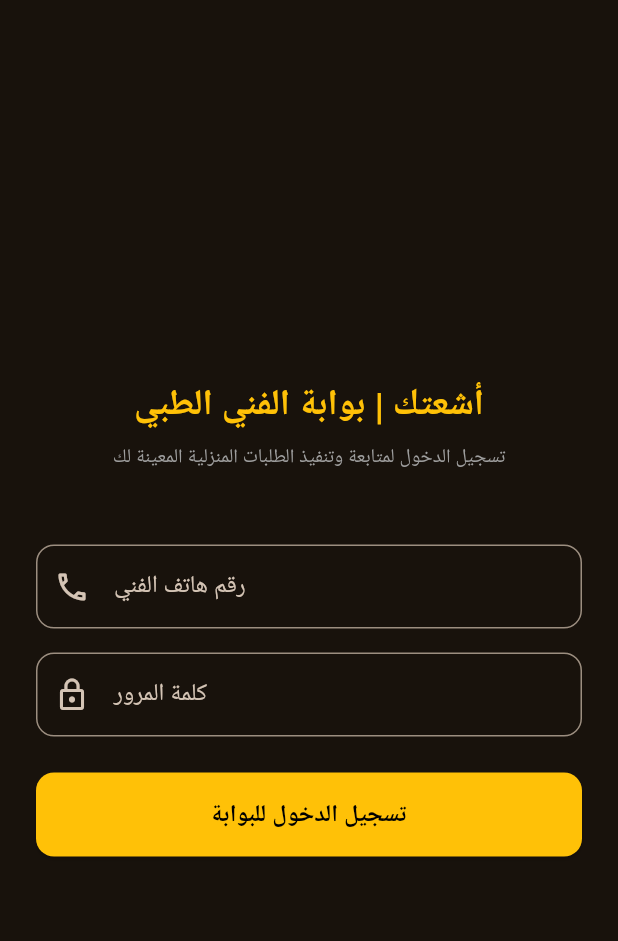
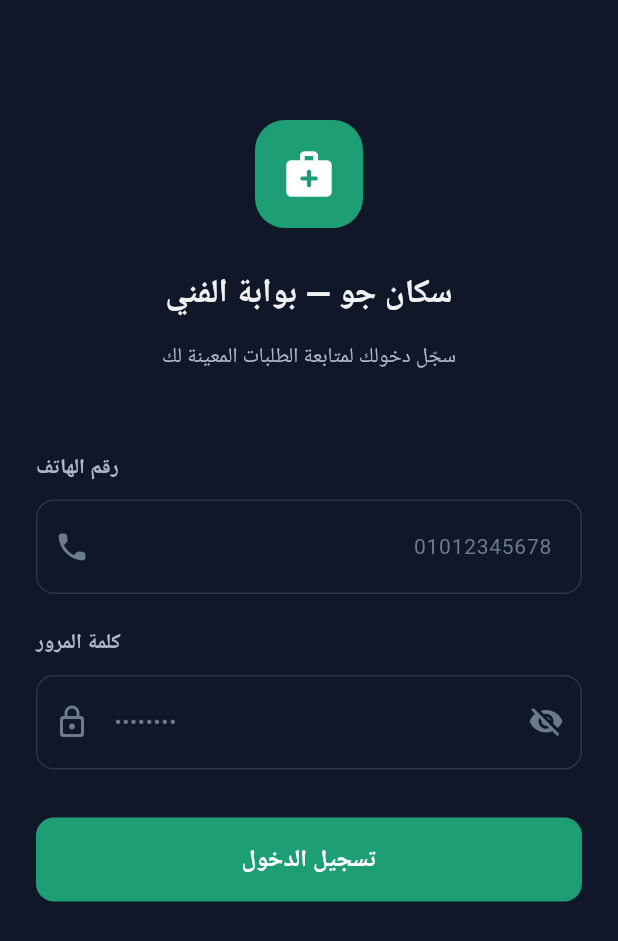
Before and after one commit to melad14/scan-admin-app, a Flutter app: the screen it shows after launch, on a phone screen of 412 x 824 dp. Shown: the top 941 px of the screen. Run offline on Flutter 3.47's test engine with Material 3 defaults, Android fonts, the phone set to English and light mode, and no system bars; our stand-ins replace dio, flutter_riverpod, go_router, shared_preferences, socket_io_client; Roboto replaces fonts that are missing (Cairo).

Commit message:
Update order model, tech login/orders screens, and theme configuration

```diff
--- a/lib/core/models/order.dart
+++ b/lib/core/models/order.dart
@@ -103,8 +103,8 @@
       statusHistory: (json['statusHistory'] as List? ?? [])
           .map((item) => OrderStatusLog.fromJson(item))
           .toList(),
-      technician: json['technician'] != null
-          ? MedicalTechnician.fromJson(json['technician'])
+      technician: (json['technician'] != null && json['technician'] is Map<String, dynamic>)
+          ? MedicalTechnician.fromJson(json['technician'] as Map<String, dynamic>)
           : null,
       report: json['report'] != null ? OrderReport.fromJson(json['report']) : null,
       technicianRating: (json['technicianRating'] as num?)?.toDouble(),
--- /dev/null
+++ b/lib/core/theme/app_colors.dart
@@ -0,0 +1,113 @@
+import 'package:flutter/material.dart';
+
+/// ScanGo Design System — Tech App Colors (Dark Theme)
+/// High-contrast for outdoor use. Same brand, different expression.
+class AppColors {
+  AppColors._();
+
+  // ─── Brand Colors (SAME as Patient App) ───────────────────
+  static const Color primary = Color(0xFF1D9E75);
+  static const Color primaryDark = Color(0xFF16755A);
+  static const Color primaryDeep = Color(0xFF085041);
+  static const Color primaryLight = Color(0xFFE8F5F0);
+
+  // ─── Surface Colors (Dark Theme) ──────────────────────────
+  static const Color background = Color(0xFF0F1729);
+  static const Color surface = Color(0xFF1A2332);
+  static const Color surfaceVariant = Color(0xFF243044);
+  static const Color surfaceBright = Color(0xFF2D3B50);
+
+  // ─── Text Colors (Dark Theme) ─────────────────────────────
+  static const Color textPrimary = Color(0xFFF0F0F0);
+  static const Color textSecondary = Color(0xFFB0B8C8);
+  static const Color textMuted = Color(0xFF6B7A8D);
+  static const Color textOnPrimary = Color(0xFFFFFFFF);
+
+  // ─── Border Colors ────────────────────────────────────────
+  static const Color border = Color(0xFF2A3545);
+  static const Color borderLight = Color(0xFF1F2D3D);
+
+  // ─── Status Colors (IDENTICAL to Patient App) ─────────────
+  static const Color statusPending = Color(0xFFD97B0A);
+  static const Color statusPendingBg = Color(0x26D97B0A);
+
+  static const Color statusAccepted = Color(0xFF2B7EC2);
+  static const Color statusAcceptedBg = Color(0x262B7EC2);
+
+  static const Color statusAssigned = Color(0xFF2B7EC2);
+  static const Color statusAssignedBg = Color(0x262B7EC2);
+
+  static const Color statusOnWay = Color(0xFFD97B0A);
+  static const Color statusOnWayBg = Color(0x26D97B0A);
+
+  static const Color statusArrived = Color(0xFF1D9E75);
+  static const Color statusArrivedBg = Color(0x261D9E75);
+
+  static const Color statusInProgress = Color(0xFF1D9E75);
+  static const Color statusInProgressBg = Color(0x261D9E75);
+
+  static const Color statusCompleted = Color(0xFF4D8C2C);
+  static const Color statusCompletedBg = Color(0x264D8C2C);
+
+  static const Color statusReportReady = Color(0xFF4D8C2C);
+  static const Color statusReportReadyBg = Color(0x264D8C2C);
+
+  static const Color statusCancelled = Color(0xFFD44245);
+  static const Color statusCancelledBg = Color(0x26D44245);
+
+  // ─── Semantic Colors ──────────────────────────────────────
+  static const Color error = Color(0xFFD44245);
+  static const Color errorBg = Color(0x26D44245);
+  static const Color success = Color(0xFF4D8C2C);
+  static const Color successBg = Color(0x264D8C2C);
+  static const Color warning = Color(0xFFD97B0A);
+  static const Color warningBg = Color(0x26D97B0A);
+  static const Color info = Color(0xFF2B7EC2);
+  static const Color infoBg = Color(0x262B7EC2);
+
+  // ─── Status Helpers (SAME logic as Patient App) ───────────
+  static Color getStatusColor(String status) {
+    switch (status) {
+      case 'pending': return statusPending;
+      case 'accepted': return statusAccepted;
+      case 'assigned': return statusAssigned;
+      case 'on_way': return statusOnWay;
+      case 'arrived': return statusArrived;
+      case 'in_progress': return statusInProgress;
+      case 'completed': return statusCompleted;
+      case 'report_ready': return statusReportReady;
+      case 'cancelled': return statusCancelled;
+      default: return textMuted;
+    }
+  }
+
+  static Color getStatusBgColor(String status) {
+    switch (status) {
+      case 'pending': return statusPendingBg;
+      case 'accepted': return statusAcceptedBg;
+      case 'assigned': return statusAssignedBg;
+      case 'on_way': return statusOnWayBg;
+      case 'arrived': return statusArrivedBg;
+      case 'in_progress': return statusInProgressBg;
+      case 'completed': return statusCompletedBg;
+      case 'report_ready': return statusReportReadyBg;
+      case 'cancelled': return statusCancelledBg;
+      default: return surfaceVariant;
+    }
+  }
+
+  static String getStatusLabel(String status) {
+    switch (status) {
+      case 'pending': return 'قيد المراجعة';
+      case 'accepted': return 'تم القبول';
+      case 'assigned': return 'تم التعيين';
+      case 'on_way': return 'في الطريق';
+      case 'arrived': return 'وصل الفني';
+      case 'in_progress': return 'جاري الفحص';
+      case 'completed': return 'اكتمل الفحص';
+      case 'report_ready': return 'التقرير جاهز';
+      case 'cancelled': return 'ملغي';
+      default: return status;
+    }
+  }
+}
--- /dev/null
+++ b/lib/core/theme/app_theme.dart
@@ -0,0 +1,201 @@
+import 'package:flutter/material.dart';
+import 'app_colors.dart';
+
+/// ScanGo Design System — Tech App Theme (DARK)
+/// High-contrast, action-oriented, outdoor-optimized.
+class AppTheme {
+  AppTheme._();
+
+  static ThemeData get darkTheme {
+    return ThemeData(
+      useMaterial3: true,
+      brightness: Brightness.dark,
+      fontFamily: 'Cairo',
+
+      // ─── Color Scheme ─────────────────────────────────────
+      colorScheme: const ColorScheme.dark(
+        primary: AppColors.primary,
+        onPrimary: AppColors.textOnPrimary,
+        primaryContainer: AppColors.primaryDeep,
+        onPrimaryContainer: AppColors.primaryLight,
+        secondary: AppColors.primaryDark,
+        onSecondary: AppColors.textOnPrimary,
+        surface: AppColors.surface,
+        onSurface: AppColors.textPrimary,
+        error: AppColors.error,
+        onError: AppColors.textOnPrimary,
+        outline: AppColors.border,
+        outlineVariant: AppColors.borderLight,
+      ),
+
+      // ─── Scaffold ─────────────────────────────────────────
+      scaffoldBackgroundColor: AppColors.background,
+
+      // ─── AppBar ───────────────────────────────────────────
+      appBarTheme: const AppBarTheme(
+        backgroundColor: AppColors.surface,
+        foregroundColor: AppColors.textPrimary,
+        elevation: 0,
+        centerTitle: true,
+        scrolledUnderElevation: 1,
+        surfaceTintColor: Colors.transparent,
+        titleTextStyle: TextStyle(
+          fontFamily: 'Cairo',
+          fontSize: 18,
+          fontWeight: FontWeight.w600,
+          color: AppColors.textPrimary,
+        ),
+        iconTheme: IconThemeData(
+          color: AppColors.textPrimary,
+          size: 24,
+        ),
+      ),
+
+      // ─── Elevated Button — 56px for outdoor/glove use ─────
+      elevatedButtonTheme: ElevatedButtonThemeData(
+        style: ElevatedButton.styleFrom(
+          backgroundColor: AppColors.primary,
+          foregroundColor: AppColors.textOnPrimary,
+          minimumSize: const Size(double.infinity, 56),
+          shape: RoundedRectangleBorder(
+            borderRadius: BorderRadius.circular(12),
+          ),
+          elevation: 0,
+          textStyle: const TextStyle(
+            fontFamily: 'Cairo',
+            fontSize: 16,
+            fontWeight: FontWeight.w600,
+          ),
+        ),
+      ),
+
+      // ─── Outlined Button ──────────────────────────────────
+      outlinedButtonTheme: OutlinedButtonThemeData(
+        style: OutlinedButton.styleFrom(
+          foregroundColor: AppColors.textPrimary,
+          minimumSize: const Size(double.infinity, 56),
+          shape: RoundedRectangleBorder(
+            borderRadius: BorderRadius.circular(12),
+          ),
+          side: const BorderSide(color: AppColors.border),
+          textStyle: const TextStyle(
+            fontFamily: 'Cairo',
+            fontSize: 15,
+            fontWeight: FontWeight.w600,
+          ),
+        ),
+      ),
+
+      // ─── Text Button ──────────────────────────────────────
+      textButtonTheme: TextButtonThemeData(
+        style: TextButton.styleFrom(
+          foregroundColor: AppColors.primary,
+          textStyle: const TextStyle(
+            fontFamily: 'Cairo',
+            fontSize: 15,
+            fontWeight: FontWeight.w600,
+          ),
+        ),
+      ),
+
+      // ─── Input Fields ─────────────────────────────────────
+      inputDecorationTheme: InputDecorationTheme(
+        filled: true,
+        fillColor: AppColors.background,
+        contentPadding: const EdgeInsets.symmetric(horizontal: 16, vertical: 18),
+        border: OutlineInputBorder(
+          borderRadius: BorderRadius.circular(12),
+          borderSide: const BorderSide(color: AppColors.border),
+        ),
+        enabledBorder: OutlineInputBorder(
+          borderRadius: BorderRadius.circular(12),
+          borderSide: const BorderSide(color: AppColors.border),
+        ),
+        focusedBorder: OutlineInputBorder(
+          borderRadius: BorderRadius.circular(12),
+          borderSide: const BorderSide(color: AppColors.primary, width: 2),
+        ),
+        errorBorder: OutlineInputBorder(
+          borderRadius: BorderRadius.circular(12),
+          borderSide: const BorderSide(color: AppColors.error),
+        ),
+        labelStyle: const TextStyle(
+          fontFamily: 'Cairo',
+          fontSize: 14,
+          color: AppColors.textSecondary,
+        ),
+        hintStyle: const TextStyle(
+          fontFamily: 'Cairo',
+          fontSize: 14,
+          color: AppColors.textMuted,
+        ),
+        prefixIconColor: AppColors.textMuted,
+      ),
+
+      // ─── Card ─────────────────────────────────────────────
+      cardTheme: CardThemeData(
+        color: AppColors.surface,
+        elevation: 0,
+        shape: RoundedRectangleBorder(
+          borderRadius: BorderRadius.circular(12),
+          side: const BorderSide(color: AppColors.borderLight),
+        ),
+        margin: const EdgeInsets.only(bottom: 12),
+      ),
+
+      // ─── Divider ──────────────────────────────────────────
+      dividerTheme: const DividerThemeData(
+        color: AppColors.border,
+        thickness: 1,
+        space: 1,
+      ),
+
+      // ─── SnackBar ─────────────────────────────────────────
+      snackBarTheme: SnackBarThemeData(
+        backgroundColor: AppColors.primary,
+        contentTextStyle: const TextStyle(
+          fontFamily: 'Cairo',
+          fontSize: 14,
+          color: AppColors.textOnPrimary,
+        ),
+        shape: RoundedRectangleBorder(
+          borderRadius: BorderRadius.circular(12),
+        ),
+        behavior: SnackBarBehavior.floating,
+      ),
+
+      // ─── Dialog ───────────────────────────────────────────
+      dialogTheme: DialogThemeData(
+        backgroundColor: AppColors.surface,
+        shape: RoundedRectangleBorder(
+          borderRadius: BorderRadius.circular(20),
+        ),
+        titleTextStyle: const TextStyle(
+          fontFamily: 'Cairo',
+          fontSize: 18,
+          fontWeight: FontWeight.w600,
+          color: AppColors.textPrimary,
+        ),
+        contentTextStyle: const TextStyle(
+          fontFamily: 'Cairo',
+          fontSize: 15,
+          color: AppColors.textSecondary,
+          height: 1.8,
+        ),
+      ),
+
+      // ─── Text Theme ──────────────────────────────────────
+      textTheme: const TextTheme(
+        displayLarge: TextStyle(fontFamily: 'Cairo', fontSize: 28, fontWeight: FontWeight.w600, color: AppColors.textPrimary, height: 1.5),
+        headlineLarge: TextStyle(fontFamily: 'Cairo', fontSize: 22, fontWeight: FontWeight.w600, color: AppColors.textPrimary, height: 1.5),
+        headlineMedium: TextStyle(fontFamily: 'Cairo', fontSize: 18, fontWeight: FontWeight.w600, color: AppColors.textPrimary, height: 1.5),
+        headlineSmall: TextStyle(fontFamily: 'Cairo', fontSize: 16, fontWeight: FontWeight.w600, color: AppColors.textPrimary, height: 1.5),
+        bodyLarge: TextStyle(fontFamily: 'Cairo', fontSize: 15, fontWeight: FontWeight.w400, color: AppColors.textPrimary, height: 1.8),
+        bodyMedium: TextStyle(fontFamily: 'Cairo', fontSize: 14, fontWeight: FontWeight.w400, color: AppColors.textSecondary, height: 1.8),
+        bodySmall: TextStyle(fontFamily: 'Cairo', fontSize: 13, fontWeight: FontWeight.w400, color: AppColors.textSecondary, height: 1.6),
+        labelLarge: TextStyle(fontFamily: 'Cairo', fontSize: 15, fontWeight: FontWeight.w600, color: AppColors.textPrimary),
+        labelSmall: TextStyle(fontFamily: 'Cairo', fontSize: 11, fontWeight: FontWeight.w500, color: AppColors.textMuted, height: 1.4),
+      ),
+    );
+  }
+}
--- a/lib/features/auth/tech_login_screen.dart
+++ b/lib/features/auth/tech_login_screen.dart
@@ -3,6 +3,7 @@
 import 'package:dio/dio.dart';
 import 'package:tech_app/core/utils/constants.dart';
 import 'package:tech_app/core/services/storage_service.dart';
+import 'package:tech_app/core/theme/app_colors.dart';
 
 class TechLoginScreen extends StatefulWidget {
   const TechLoginScreen({super.key});
@@ -15,6 +16,7 @@
   final TextEditingController _phoneController = TextEditingController();
   final TextEditingController _passwordController = TextEditingController();
   bool _isLoading = false;
+  bool _obscurePassword = true;
   String? _errorMessage;
 
   final _dio = Dio(BaseOptions(baseUrl: Constants.apiBaseUrl));
@@ -61,77 +63,140 @@
   Widget build(BuildContext context) {
     return Scaffold(
       body: SafeArea(
+        child: SingleChildScrollView(
           child: Padding(
             padding: const EdgeInsets.symmetric(horizontal: 24.0),
             child: Column(
-            mainAxisAlignment: MainAxisAlignment.center,
               crossAxisAlignment: CrossAxisAlignment.stretch,
               children: [
+                const SizedBox(height: 80),
+
+                // ─── Logo ─────────────────────────────────────
+                Center(
+                  child: Container(
+                    width: 72,
+                    height: 72,
+                    decoration: BoxDecoration(
+                      color: AppColors.primary,
+                      borderRadius: BorderRadius.circular(20),
+                    ),
+                    child: const Icon(
+                      Icons.medical_services_rounded,
+                      color: Colors.white,
+                      size: 36,
+                    ),
+                  ),
+                ),
+                const SizedBox(height: 24),
+
+                // ─── Title ────────────────────────────────────
                 const Text(
-                'أشعتك | بوابة الفني الطبي',
+                  'سكان جو — بوابة الفني',
                   textAlign: TextAlign.center,
-                style: TextStyle(fontSize: 24, fontWeight: FontWeight.bold, color: Colors.amber),
+                  style: TextStyle(
+                    fontSize: 22,
+                    fontWeight: FontWeight.w600,
+                    color: AppColors.textPrimary,
+                  ),
                 ),
                 const SizedBox(height: 8),
                 const Text(
-                'تسجيل الدخول لمتابعة وتنفيذ الطلبات المنزلية المعينة لك',
+                  'سجّل دخولك لمتابعة الطلبات المعينة لك',
                   textAlign: TextAlign.center,
-                style: TextStyle(fontSize: 13, color: Colors.grey),
+                  style: TextStyle(
+                    fontSize: 14,
+                    color: AppColors.textSecondary,
+                    height: 1.8,
+                  ),
                 ),
                 const SizedBox(height: 48),
 
+                // ─── Error ────────────────────────────────────
                 if (_errorMessage != null) ...[
                   Container(
                     padding: const EdgeInsets.all(12),
                     decoration: BoxDecoration(
-                    color: Colors.red.withOpacity(0.1),
-                    border: Border.all(color: Colors.red.withOpacity(0.3)),
+                      color: AppColors.errorBg,
                       borderRadius: BorderRadius.circular(12),
                     ),
+                    child: Row(
+                      children: [
+                        const Icon(Icons.error_outline, color: AppColors.error, size: 20),
+                        const SizedBox(width: 8),
+                        Expanded(
                           child: Text(
                             _errorMessage!,
-                    style: const TextStyle(color: Colors.red, fontSize: 12),
-                    textAlign: TextAlign.center,
+                            style: const TextStyle(color: AppColors.error, fontSize: 13),
                           ),
                         ),
-                const SizedBox(height: 16),
+                      ],
+                    ),
+                  ),
+                  const SizedBox(height: 20),
                 ],
 
+                // ─── Phone ────────────────────────────────────
+                const Text(
+                  'رقم الهاتف',
+                  style: TextStyle(
+                    fontSize: 14,
+                    fontWeight: FontWeight.w600,
+                    color: AppColors.textSecondary,
+                  ),
+                ),
+                const SizedBox(height: 8),
                 TextField(
                   controller: _phoneController,
                   keyboardType: TextInputType.phone,
-                decoration: InputDecoration(
-                  labelText: 'رقم هاتف الفني',
-                  prefixIcon: const Icon(Icons.phone_outlined),
-                  border: OutlineInputBorder(borderRadius: BorderRadius.circular(12)),
+                  textDirection: TextDirection.ltr,
+                  textAlign: TextAlign.right,
+                  decoration: const InputDecoration(
+                    prefixIcon: Icon(Icons.phone_rounded),
+                    hintText: '01012345678',
                   ),
                 ),
-              const SizedBox(height: 16),
+                const SizedBox(height: 20),
 
+                // ─── Password ─────────────────────────────────
+                const Text(
+                  'كلمة المرور',
+                  style: TextStyle(
+                    fontSize: 14,
+                    fontWeight: FontWeight.w600,
+                    color: AppColors.textSecondary,
+                  ),
+                ),
+                const SizedBox(height: 8),
                 TextField(
                   controller: _passwordController,
-                obscureText: true,
+                  obscureText: _obscurePassword,
                   decoration: InputDecoration(
-                  labelText: 'كلمة المرور',
-                  prefixIcon: const Icon(Icons.lock_outline),
-                  border: OutlineInputBorder(borderRadius: BorderRadius.circular(12)),
+                    prefixIcon: const Icon(Icons.lock_outline_rounded),
+                    hintText: '••••••••',
+                    suffixIcon: IconButton(
+                      icon: Icon(
+                        _obscurePassword ? Icons.visibility_off_rounded : Icons.visibility_rounded,
+                        color: AppColors.textMuted,
+                      ),
+                      onPressed: () => setState(() => _obscurePassword = !_obscurePassword),
                     ),
                   ),
-              const SizedBox(height: 24),
+                ),
+                const SizedBox(height: 32),
 
+                // ─── Login Button ─────────────────────────────
                 ElevatedButton(
                   onPressed: _isLoading ? null : _handleLogin,
-                style: ElevatedButton.styleFrom(
-                  backgroundColor: Colors.amber,
-                  foregroundColor: Colors.black,
-                  padding: const EdgeInsets.symmetric(vertical: 16),
-                  shape: RoundedRectangleBorder(borderRadius: BorderRadius.circular(12)),
-                ),
                   child: _isLoading
-                    ? const CircularProgressIndicator(color: Colors.black)
-                    : const Text('تسجيل الدخول للبوابة', style: TextStyle(fontSize: 16, fontWeight: FontWeight.bold)),
+                      ? const SizedBox(
+                          height: 20,
+                          width: 20,
+                          child: CircularProgressIndicator(strokeWidth: 2, color: Colors.white),
+                        )
+                      : const Text('تسجيل الدخول'),
                 ),
               ],
+            ),
           ),
         ),
       ),
--- a/lib/features/orders/tech_orders_screen.dart
+++ b/lib/features/orders/tech_orders_screen.dart
@@ -182,7 +182,7 @@
               Text(_isAvailable ? 'نشط للعمل' : 'مغلق', style: const TextStyle(fontSize: 12)),
               Switch(
                 value: _isAvailable,
-                activeColor: Colors.amber,
+                activeColor: const Color(0xFF0D9488),
                 onChanged: _isLoading ? null : (_) => _toggleDuty(),
               ),
             ],
@@ -191,8 +191,8 @@
         ],
         bottom: TabBar(
           controller: _tabController,
-          indicatorColor: Colors.amber,
-          labelColor: Colors.amber,
+          indicatorColor: const Color(0xFF0D9488),
+          labelColor: const Color(0xFF0D9488),
           tabs: const [
             Tab(text: 'الطلبات المتاحة'),
             Tab(text: 'الطلب النشط'),
@@ -231,7 +231,7 @@
                         Row(
                           mainAxisAlignment: MainAxisAlignment.spaceBetween,
                           children: [
-                            Text(order.orderNumber, style: const TextStyle(fontWeight: FontWeight.bold, color: Colors.amber)),
+                            Text(order.orderNumber, style: const TextStyle(fontWeight: FontWeight.bold, color: Color(0xFF0D9488))),
                             Text('${order.pricing?['total']} ج.م', style: const TextStyle(fontWeight: FontWeight.bold)),
                           ],
                         ),
@@ -242,7 +242,7 @@
                         const SizedBox(height: 16),
                         ElevatedButton(
                           onPressed: () => _acceptOrder(order.id),
-                          style: ElevatedButton.styleFrom(backgroundColor: Colors.amber, foregroundColor: Colors.black),
+                          style: ElevatedButton.styleFrom(backgroundColor: const Color(0xFF0D9488), foregroundColor: Colors.white),
                           child: const Text('قبول الطلب وتأكيد الانتقال'),
                         ),
                       ],
@@ -269,7 +269,7 @@
           // Order Header
           Text(
             'طلب نشط رقم ${order.orderNumber}',
-            style: const TextStyle(fontSize: 18, fontWeight: FontWeight.bold, color: Colors.amber),
+            style: const TextStyle(fontSize: 18, fontWeight: FontWeight.bold, color: Color(0xFF0D9488)),
             textAlign: TextAlign.center,
           ),
           const SizedBox(height: 16),
@@ -301,7 +301,7 @@
           if (order.status == 'assigned') ...[
             ElevatedButton(
               onPressed: () => _updateStatus('/technician/orders/${order.id}/start-trip', 'تم بدء الرحلة للمريض'),
-              style: ElevatedButton.styleFrom(backgroundColor: Colors.amber, foregroundColor: Colors.black, padding: const EdgeInsets.all(16)),
+              style: ElevatedButton.styleFrom(backgroundColor: const Color(0xFF0D9488), foregroundColor: Colors.white, padding: const EdgeInsets.all(16)),
               child: const Text('بدء الرحلة والتوجه للمريض (Start Trip)', style: TextStyle(fontWeight: FontWeight.bold)),
             ),
           ] else if (order.status == 'on_way') ...[
--- a/lib/main.dart
+++ b/lib/main.dart
@@ -1,12 +1,22 @@
 import 'package:flutter/material.dart';
+import 'package:flutter/services.dart';
 import 'package:flutter_riverpod/flutter_riverpod.dart';
 import 'package:go_router/go_router.dart';
 import 'package:tech_app/core/services/storage_service.dart';
+import 'package:tech_app/core/theme/app_theme.dart';
 import 'features/auth/tech_login_screen.dart';
 import 'features/orders/tech_orders_screen.dart';
 
 void main() async {
   WidgetsFlutterBinding.ensureInitialized();
+
+  // Dark status bar for dark theme
+  SystemChrome.setSystemUIOverlayStyle(const SystemUiOverlayStyle(
+    statusBarColor: Colors.transparent,
+    statusBarIconBrightness: Brightness.light,
+    statusBarBrightness: Brightness.dark,
+  ));
+
   runApp(
     const ProviderScope(
       child: ScanGoTechApp(),
@@ -18,7 +28,6 @@
   initialLocation: '/',
   redirect: (BuildContext context, GoRouterState state) async {
     final token = await StorageService.getAccessToken();
-    final role = await StorageService.getUserRole();
     final isLoggingIn = state.matchedLocation == '/login';
 
     if (token == null && !isLoggingIn) {
@@ -49,16 +58,8 @@
   @override
   Widget build(BuildContext context) {
     return MaterialApp.router(
-      title: 'ScanGo Tech | فني أشعتك',
-      theme: ThemeData(
-        colorScheme: ColorScheme.fromSeed(
-          seedColor: const Color(0xFFF59E0B), // Surcharge Warning Gold/Orange
-          brightness: Brightness.dark,
-          background: const Color(0xFF0B0F19),
-        ),
-        useMaterial3: true,
-        fontFamily: 'Cairo',
-      ),
+      title: 'ScanGo Tech | فني سكان جو',
+      theme: AppTheme.darkTheme,
       locale: const Locale('ar', 'EG'),
       routerConfig: techRouter,
       debugShowCheckedModeBanner: false,
```
Also changed, not shown: 1 other file. Lines whose indentation alone changed are shown as unchanged.
